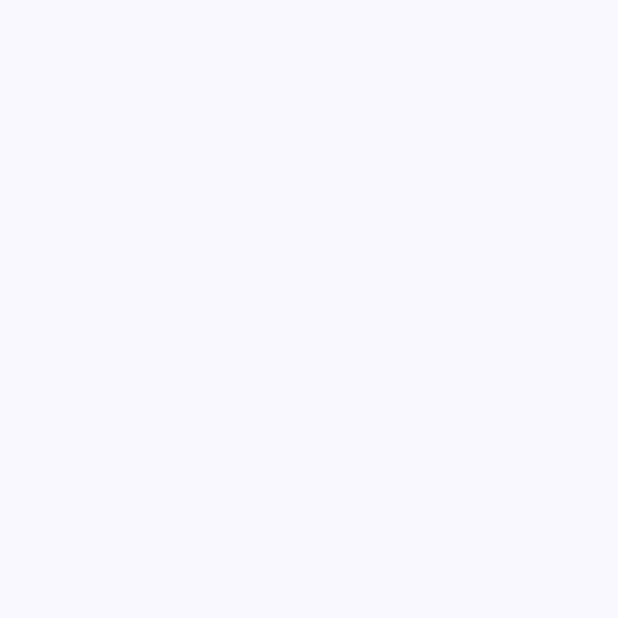
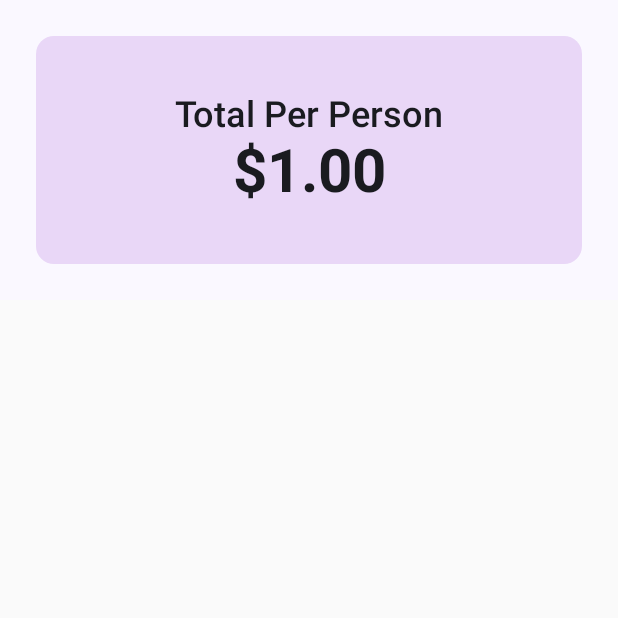
Before and after one commit to coderprem/jetpack-tip-calculator, an Android app built with Jetpack Compose: the screen it shows after launch (MainActivity), on a phone screen of 412 x 824 dp, the top half of it. Before the commit the part shown is empty. Run offline under Robolectric (Android 15) with nearby library versions, the phone set to English and light mode, and no system bars.

Commit message:
created top header

```diff
--- a/app/src/main/java/com/example/tipcalculator/MainActivity.kt
+++ b/app/src/main/java/com/example/tipcalculator/MainActivity.kt
@@ -1,39 +1,107 @@
 package com.example.tipcalculator
 
+import android.graphics.Paint.Style
+import android.hardware.camera2.TotalCaptureResult
 import android.os.Bundle
 import androidx.activity.ComponentActivity
 import androidx.activity.compose.setContent
-import androidx.compose.foundation.layout.fillMaxSize
+import androidx.compose.foundation.BorderStroke
+import androidx.compose.foundation.layout.Arrangement
+import androidx.compose.foundation.layout.Column
+import androidx.compose.foundation.layout.fillMaxHeight
+import androidx.compose.foundation.layout.fillMaxWidth
+import androidx.compose.foundation.layout.height
+import androidx.compose.foundation.layout.padding
+import androidx.compose.foundation.layout.size
+import androidx.compose.foundation.shape.CircleShape
+import androidx.compose.foundation.shape.CornerSize
+import androidx.compose.foundation.shape.RoundedCornerShape
+import androidx.compose.material3.Card
+import androidx.compose.material3.CardDefaults
+import androidx.compose.material3.CardElevation
 import androidx.compose.material3.MaterialTheme
 import androidx.compose.material3.Surface
 import androidx.compose.material3.Text
 import androidx.compose.runtime.Composable
+import androidx.compose.ui.Alignment
 import androidx.compose.ui.Modifier
+import androidx.compose.ui.draw.clip
+import androidx.compose.ui.graphics.Color
+import androidx.compose.ui.graphics.RectangleShape
+import androidx.compose.ui.text.TextStyle
+import androidx.compose.ui.text.font.Font
+import androidx.compose.ui.text.font.FontStyle
+import androidx.compose.ui.text.font.FontWeight
 import androidx.compose.ui.tooling.preview.Preview
+import androidx.compose.ui.unit.dp
+import androidx.compose.ui.unit.sp
 import com.example.tipcalculator.ui.theme.TipCalculatorTheme
 
 class MainActivity : ComponentActivity() {
     override fun onCreate(savedInstanceState: Bundle?) {
         super.onCreate(savedInstanceState)
         setContent {
-            TipCalculatorTheme {
-                // A surface container using the 'background' color from the theme
-                Surface(
-                    modifier = Modifier.fillMaxSize(),
-                    color = MaterialTheme.colorScheme.background
-                ) {
-
-                }
+            MyApp {
+                TopHeader(1.0)
             }
         }
     }
 }
 
+@Composable
+fun MyApp(content: @Composable () -> Unit) {
+    TipCalculatorTheme {
+        // A surface container using the 'background' color from the theme
+        Surface(
+            modifier = Modifier,
+            color = MaterialTheme.colorScheme.background
+        ) {
+            content()
+        }
+    }
+}
 
 @Preview(showBackground = true)
 @Composable
+fun TopHeader(totalPerPerson: Double = 0.0) {
+    Surface(
+        modifier = Modifier
+            .fillMaxWidth()
+            .height(200.dp)
+            .padding(all = 24.dp)
+            .clip(CircleShape.copy(all = CornerSize(12.dp))),
+        color = Color(0xFFE9D7F7),
+
+        ) {
+        Column(
+            modifier = Modifier
+                .fillMaxWidth()
+                .fillMaxHeight(),
+            verticalArrangement = Arrangement.Center,
+            horizontalAlignment = Alignment.CenterHorizontally
+        ) {
+            val total = "%.2f".format(totalPerPerson)
+            Text(
+                text = "Total Per Person",
+                style = TextStyle(
+                    fontWeight = FontWeight.SemiBold,
+                    fontSize = 24.sp
+                ),
+            )
+            Text(
+                text = "$$total",
+                style = TextStyle(fontWeight = FontWeight.Bold, fontSize = 40.sp),
+            )
+        }
+    }
+}
+
+//@Preview(showBackground = true)
+@Composable
 fun GreetingPreview() {
     TipCalculatorTheme {
-
+        MyApp {
+            Text(text = "hello there")
+        }
     }
 }
```
